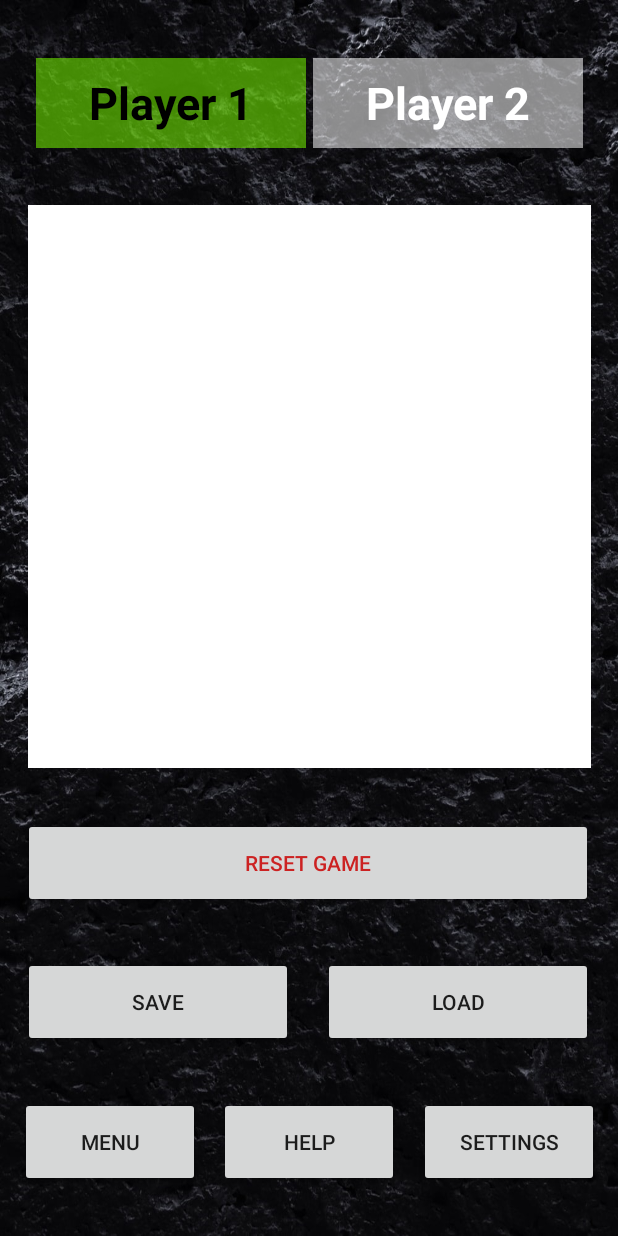
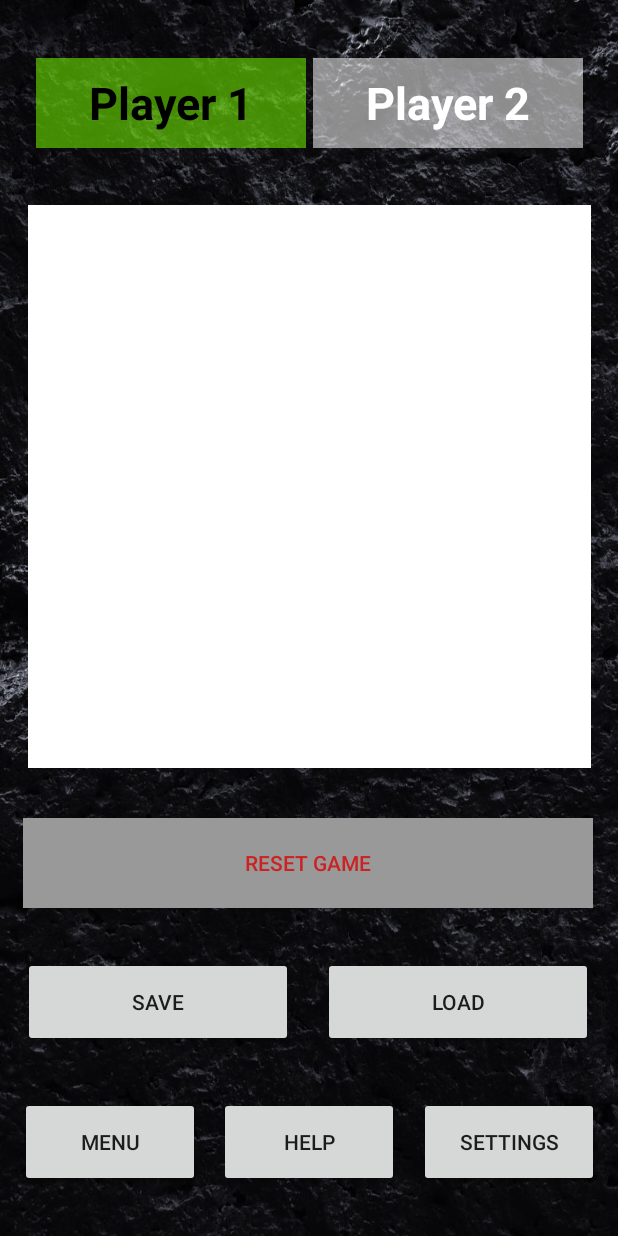
Before and after one commit to dgyves/Gomoku, an Android app: the screen it shows after launch (GameActivity), after a tap on "HUMAN VS. AI", on a phone screen of 412 x 824 dp. Run offline under Robolectric (Android 15) with nearby library versions, the phone set to English and light mode, and no system bars; 2 statements that could not run were skipped.

```diff
--- a/app/src/main/res/layout/activity_game.xml
+++ b/app/src/main/res/layout/activity_game.xml
@@ -62,6 +62,7 @@
         android:layout_marginStart="16dp"
         android:textColor="#CC2222"
         android:text="Reset Game"
+        android:background="#999999"
         app:layout_constraintBottom_toTopOf="@+id/save"
         app:layout_constraintEnd_toEndOf="@+id/gridView"
         app:layout_constraintHorizontal_bias="0.5"
```
